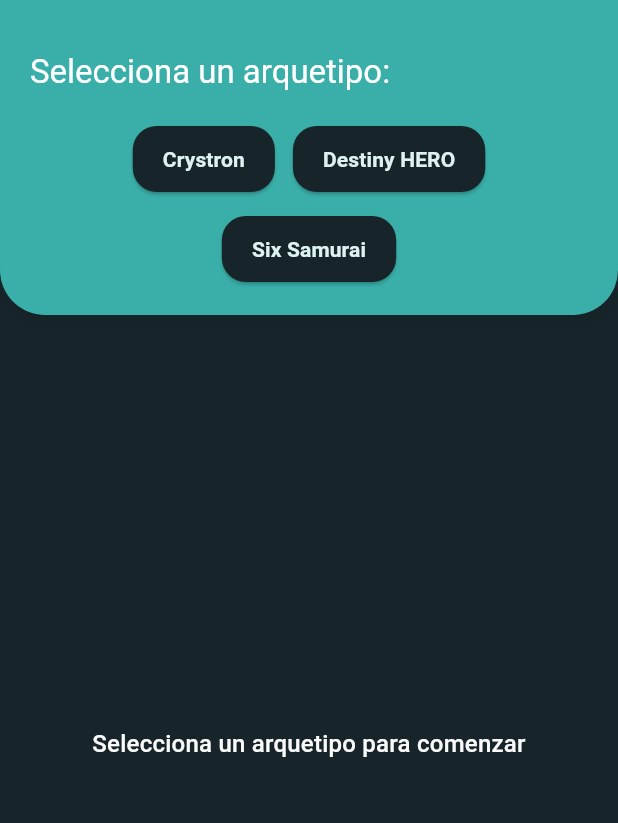
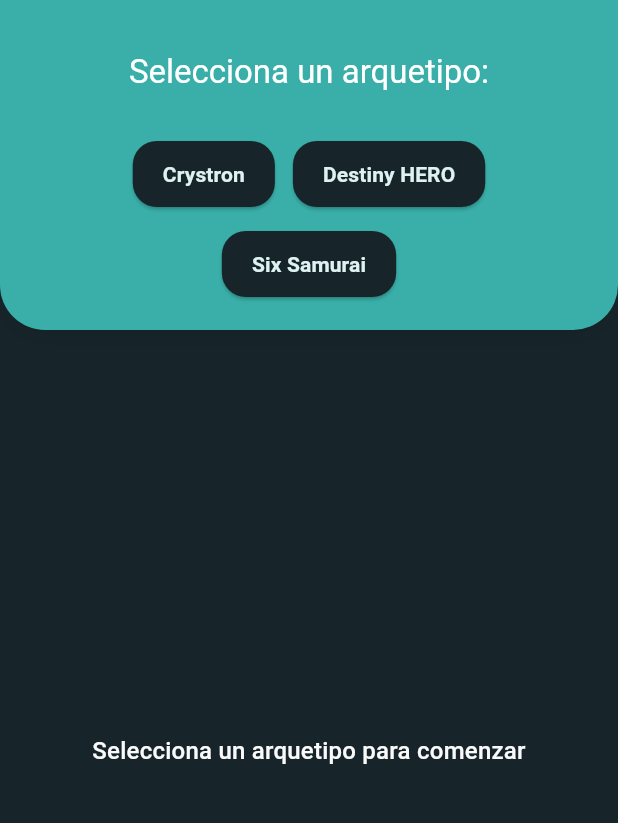
Before and after one commit to lualbertovargas/Duel-Yu-Gi-Oh, a Flutter app: the screen it shows after launch, on a phone screen of 412 x 824 dp, the part 63-886 px from its top. Run offline on Flutter 3.47's test engine with Material 3 defaults, Android fonts, the phone set to English and light mode, and no system bars; our stand-ins replace equatable, flutter_bloc.

Commit message:
UI improvements, documentation
UI improvements, documentation

```diff
--- a/lib/app.dart
+++ b/lib/app.dart
@@ -36,7 +36,7 @@ class App extends StatelessWidget {
           useMaterial3: true,
           visualDensity: VisualDensity.adaptivePlatformDensity,
           scaffoldBackgroundColor: YuGiOhColors.background,
-          appBarTheme: AppBarTheme(
+          appBarTheme: const AppBarTheme(
             backgroundColor: YuGiOhColors.primary,
             foregroundColor: YuGiOhColors.text,
             elevation: 0,
@@ -56,10 +56,10 @@ class App extends StatelessWidget {
             elevation: 0,
             shape: RoundedRectangleBorder(
               borderRadius: BorderRadius.circular(12),
-              side: BorderSide(color: YuGiOhColors.secondary, width: 2),
+              side: const BorderSide(color: YuGiOhColors.secondary, width: 2),
             ),
           ),
-          textTheme: TextTheme(
+          textTheme: const TextTheme(
             displayLarge: TextStyle(
                 color: YuGiOhColors.text, fontWeight: FontWeight.bold),
             displayMedium: TextStyle(
--- a/lib/presentation/pages/home.page.dart
+++ b/lib/presentation/pages/home.page.dart
@@ -1,15 +1,16 @@
+import 'package:duel_yu_gi_oh/presentation/widgets/widgets.dart';
 import 'package:flutter/material.dart';
 import 'package:flutter_bloc/flutter_bloc.dart';
 import '../bloc/card_bloc.dart';
 import '../bloc/card_event.dart';
 import '../bloc/card_state.dart';
-import '../../domain/entities/card.dart' as yugioh;
-import 'card_detail.page.dart';
-import '../../colors/colors.dart';
 
+/// Página principal de la aplicación Yu-Gi-Oh! Duel.
+/// Muestra una lista de arquetipos y las cartas correspondientes.
 class HomePage extends StatelessWidget {
   HomePage({Key? key}) : super(key: key);
 
+  // Lista de arquetipos disponibles
   final List<String> archetypes = ['Crystron', 'Destiny HERO', 'Six Samurai'];
 
   @override
@@ -23,7 +24,18 @@ class HomePage extends StatelessWidget {
       ),
       body: Column(
         children: [
-          Container(
+          // Sección superior con botones de arquetipos
+          _buildArchetypeSection(context),
+          // Sección inferior con la lista de cartas
+          _buildCardListSection(),
+        ],
+      ),
+    );
+  }
+
+  /// Construye la sección superior con los botones de arquetipos
+  Widget _buildArchetypeSection(BuildContext context) {
+    return Container(
       width: double.infinity,
       padding: const EdgeInsets.all(20),
       decoration: BoxDecoration(
@@ -43,13 +55,15 @@ class HomePage extends StatelessWidget {
       child: Column(
         crossAxisAlignment: CrossAxisAlignment.start,
         children: [
-                Text(
+          Center(
+            child: Text(
               'Selecciona un arquetipo:',
               style: Theme.of(context).textTheme.titleLarge?.copyWith(
                     color: Colors.white,
                   ),
             ),
-                const SizedBox(height: 20),
+          ),
+          const SizedBox(height: 30),
           Row(
             mainAxisAlignment: MainAxisAlignment.center,
             children: [
@@ -67,8 +81,12 @@ class HomePage extends StatelessWidget {
           ),
         ],
       ),
-          ),
-          Expanded(
+    );
+  }
+
+  /// Construye la sección inferior con la lista de cartas
+  Widget _buildCardListSection() {
+    return Expanded(
       child: BlocBuilder<CardBloc, CardState>(
         builder: (context, state) {
           if (state is CardInitial) {
@@ -87,21 +105,17 @@ class HomePage extends StatelessWidget {
             return Center(
               child: Text(
                 'Error: ${state.message}',
-                      style: const TextStyle(
-                        color: Colors.red,
-                      ),
+                style: const TextStyle(color: Colors.red),
               ),
             );
           }
           return const SizedBox.shrink();
         },
       ),
-          ),
-        ],
-      ),
     );
   }
 
+  /// Crea un botón para un arquetipo específico
   Widget _buildArchetypeButton(BuildContext context, String archetype) {
     return ElevatedButton(
       onPressed: () {
@@ -113,110 +127,9 @@ class HomePage extends StatelessWidget {
           borderRadius: BorderRadius.circular(16),
         ),
       ),
-      child:
-          Text(archetype, style: const TextStyle(fontWeight: FontWeight.bold)),
-    );
-  }
-}
-
-class CardGridView extends StatelessWidget {
-  final List<yugioh.Card> cards;
-
-  const CardGridView({Key? key, required this.cards}) : super(key: key);
-
-  @override
-  Widget build(BuildContext context) {
-    return GridView.builder(
-      padding: const EdgeInsets.all(16),
-      gridDelegate: const SliverGridDelegateWithFixedCrossAxisCount(
-        crossAxisCount: 2,
-        childAspectRatio: 0.7,
-        crossAxisSpacing: 16,
-        mainAxisSpacing: 16,
-      ),
-      itemCount: cards.length,
-      itemBuilder: (context, index) {
-        return CardItem(card: cards[index]);
-      },
-    );
-  }
-}
-
-class CardItem extends StatelessWidget {
-  final yugioh.Card card;
-
-  const CardItem({Key? key, required this.card}) : super(key: key);
-
-  @override
-  Widget build(BuildContext context) {
-    return GestureDetector(
-      onTap: () {
-        Navigator.push(
-          context,
-          MaterialPageRoute(
-            builder: (context) => CardDetailPage(card: card),
-          ),
-        );
-      },
-      child: Hero(
-        tag: 'card_${card.id}',
-        child: Card(
-          elevation: 6,
-          shape: RoundedRectangleBorder(
-            borderRadius: BorderRadius.circular(12),
-            side: const BorderSide(color: YuGiOhColors.primary, width: 2),
-          ),
-          child: Column(
-            crossAxisAlignment: CrossAxisAlignment.stretch,
-            children: [
-              Expanded(
-                child: ClipRRect(
-                  borderRadius:
-                      const BorderRadius.vertical(top: Radius.circular(12)),
-                  child: Image.network(
-                    card.imageUrl,
-                    fit: BoxFit.cover,
-                    loadingBuilder: (context, child, loadingProgress) {
-                      if (loadingProgress == null) return child;
-                      return Center(
-                          child: CircularProgressIndicator(
-                        value: loadingProgress.expectedTotalBytes != null
-                            ? loadingProgress.cumulativeBytesLoaded /
-                                loadingProgress.expectedTotalBytes!
-                            : null,
-                      ));
-                    },
-                    errorBuilder: (context, error, stackTrace) {
-                      return const Center(
-                        child: Icon(
-                          Icons.error,
-                          color: Colors.red,
-                        ),
-                      );
-                    },
-                  ),
-                ),
-              ),
-              Container(
-                padding: const EdgeInsets.all(8.0),
-                decoration: BoxDecoration(
-                  color: YuGiOhColors.primary.withOpacity(0.1),
-                  borderRadius:
-                      const BorderRadius.vertical(bottom: Radius.circular(10)),
-                ),
       child: Text(
-                  card.name,
-                  style: Theme.of(context).textTheme.titleMedium?.copyWith(
-                        fontWeight: FontWeight.bold,
-                      ),
-                  textAlign: TextAlign.center,
-                  maxLines: 2,
-                  overflow: TextOverflow.ellipsis,
-                ),
-              ),
-            ],
-          ),
-        ),
+        archetype,
+        style: const TextStyle(fontWeight: FontWeight.bold),
       ),
     );
   }
--- a/lib/presentation/widgets/widgets.dart
+++ b/lib/presentation/widgets/widgets.dart
@@ -1 +1,3 @@
 export 'card_list.widget.dart';
+export 'card_grid.widget.dart';
+export 'card_item.widget.dart';
```
Also changed, not shown: lib/presentation/pages/card_detail.page.dart (+7 -4 lines), lib/presentation/widgets/card_grid.widget.dart (added, +26 -0 lines), lib/presentation/widgets/card_item.widget.dart (added, +84 -0 lines), 22 other files. Lines whose indentation alone changed are shown as unchanged.
